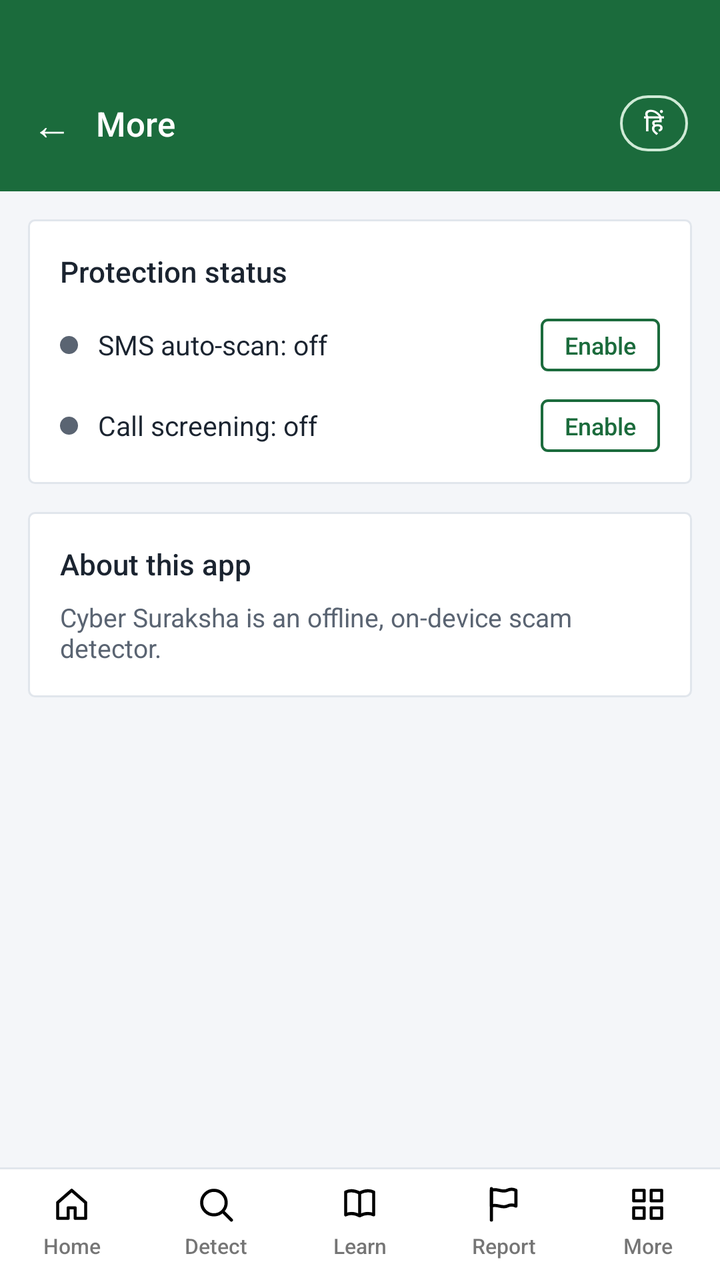
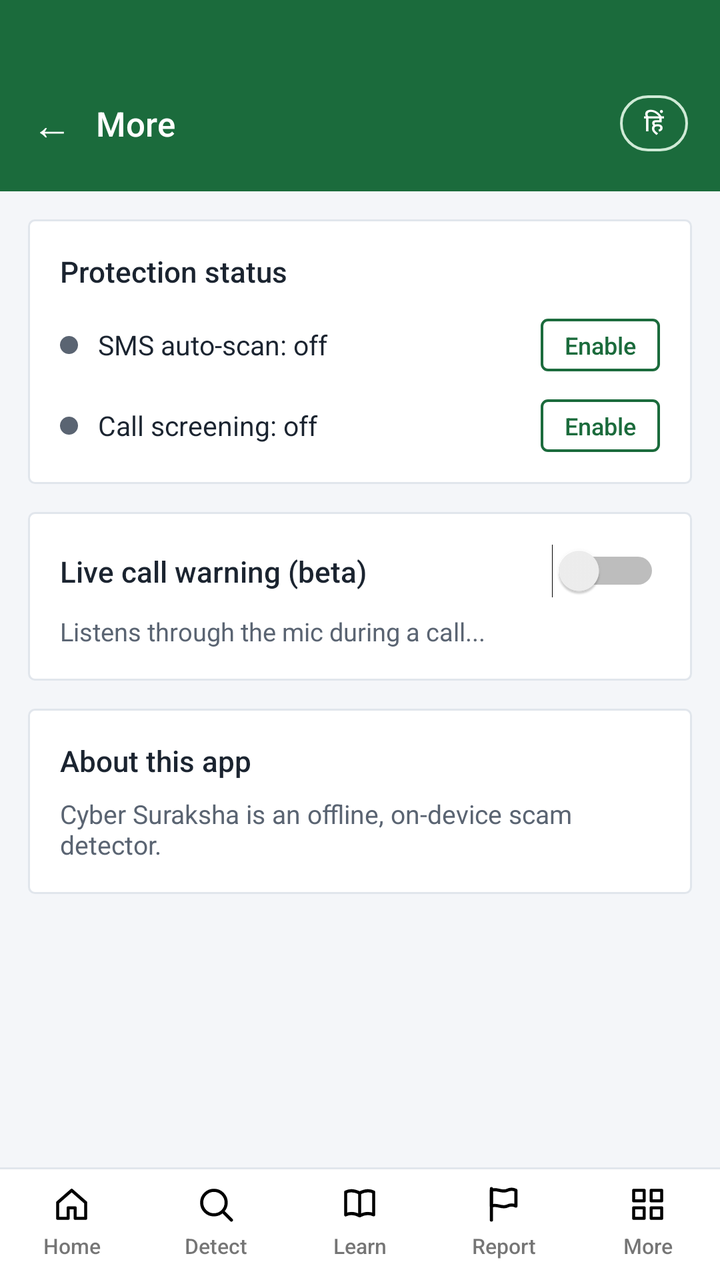

Compare the two renders of this Android layout. The source of the first and the diff that turns it into the second are given below.
<!-- AndroidManifest.xml: application theme Theme.CyberSuraksha -->
<!-- res/layout/activity_more.xml -->
<?xml version="1.0" encoding="utf-8"?>
<LinearLayout xmlns:android="http://schemas.android.com/apk/res/android"
    android:layout_width="match_parent"
    android:layout_height="match_parent"
    android:orientation="vertical"
    android:background="@color/bg">

    <LinearLayout
        android:layout_width="match_parent"
        android:layout_height="wrap_content"
        android:background="@color/primary"
        android:orientation="horizontal"
        android:gravity="center_vertical"
        android:paddingHorizontal="16dp"
        android:paddingTop="44dp"
        android:paddingBottom="16dp">

        <TextView
            android:id="@+id/backBtn"
            android:layout_width="wrap_content"
            android:layout_height="wrap_content"
            android:text="←"
            android:textColor="@color/white"
            android:textSize="20sp"
            android:paddingEnd="12dp"
            android:paddingVertical="4dp" />

        <TextView
            android:id="@+id/titleText"
            android:layout_width="0dp"
            android:layout_height="wrap_content"
            android:layout_weight="1"
            android:text="More"
            android:textColor="@color/white"
            android:textSize="17sp"
            android:fontFamily="sans-serif-medium" />

        <TextView
            android:id="@+id/langBtn"
            android:layout_width="wrap_content"
            android:layout_height="wrap_content"
            android:background="@drawable/bg_pill_outline_white"
            android:paddingHorizontal="12dp"
            android:paddingVertical="5dp"
            android:text="हिं"
            android:textColor="@color/white"
            android:textSize="12sp"
            android:fontFamily="sans-serif-medium" />
    </LinearLayout>

    <ScrollView
        android:layout_width="match_parent"
        android:layout_height="0dp"
        android:layout_weight="1"
        android:fillViewport="true">

        <LinearLayout
            android:layout_width="match_parent"
            android:layout_height="wrap_content"
            android:orientation="vertical"
            android:padding="14dp">

            
            <LinearLayout
                android:layout_width="match_parent"
                android:layout_height="wrap_content"
                android:orientation="vertical"
                android:background="@drawable/bg_card_white_round"
                android:padding="16dp"
                android:layout_marginBottom="14dp">

                <TextView
                    android:id="@+id/statusTitle"
                    android:layout_width="match_parent"
                    android:layout_height="wrap_content"
                    android:text="Protection status"
                    android:textColor="@color/text_main"
                    android:fontFamily="sans-serif-medium"
                    android:textSize="14.5sp"
                    android:layout_marginBottom="14dp" />

                <LinearLayout
                    android:layout_width="match_parent"
                    android:layout_height="wrap_content"
                    android:orientation="horizontal"
                    android:gravity="center_vertical"
                    android:layout_marginBottom="14dp">

                    <View
                        android:id="@+id/smsDot"
                        android:layout_width="9dp"
                        android:layout_height="9dp"
                        android:background="@drawable/bg_dot" />

                    <TextView
                        android:id="@+id/smsStatusText"
                        android:layout_width="0dp"
                        android:layout_height="wrap_content"
                        android:layout_weight="1"
                        android:layout_marginStart="10dp"
                        android:text="SMS auto-scan: off"
                        android:textColor="@color/text_main"
                        android:textSize="13.5sp" />

                    <TextView
                        android:id="@+id/smsEnableBtn"
                        android:layout_width="wrap_content"
                        android:layout_height="wrap_content"
                        android:background="@drawable/bg_btn_outline_green"
                        android:paddingHorizontal="12dp"
                        android:paddingVertical="5dp"
                        android:text="Enable"
                        android:textColor="@color/primary"
                        android:textSize="12sp"
                        android:fontFamily="sans-serif-medium" />
                </LinearLayout>

                <LinearLayout
                    android:layout_width="match_parent"
                    android:layout_height="wrap_content"
                    android:orientation="horizontal"
                    android:gravity="center_vertical">

                    <View
                        android:id="@+id/callDot"
                        android:layout_width="9dp"
                        android:layout_height="9dp"
                        android:background="@drawable/bg_dot" />

                    <TextView
                        android:id="@+id/callStatusText"
                        android:layout_width="0dp"
                        android:layout_height="wrap_content"
                        android:layout_weight="1"
                        android:layout_marginStart="10dp"
                        android:text="Call screening: off"
                        android:textColor="@color/text_main"
                        android:textSize="13.5sp" />

                    <TextView
                        android:id="@+id/callEnableBtn"
                        android:layout_width="wrap_content"
                        android:layout_height="wrap_content"
                        android:background="@drawable/bg_btn_outline_green"
                        android:paddingHorizontal="12dp"
                        android:paddingVertical="5dp"
                        android:text="Enable"
                        android:textColor="@color/primary"
                        android:textSize="12sp"
                        android:fontFamily="sans-serif-medium" />
                </LinearLayout>
            </LinearLayout>

            
            <LinearLayout
                android:layout_width="match_parent"
                android:layout_height="wrap_content"
                android:orientation="vertical"
                android:background="@drawable/bg_card_white_round"
                android:padding="16dp"
                android:layout_marginBottom="14dp">

                <TextView
                    android:id="@+id/aboutTitleText"
                    android:layout_width="match_parent"
                    android:layout_height="wrap_content"
                    android:text="About this app"
                    android:textColor="@color/text_main"
                    android:fontFamily="sans-serif-medium"
                    android:textSize="14.5sp"
                    android:layout_marginBottom="8dp" />

                <TextView
                    android:id="@+id/aboutDescText"
                    android:layout_width="match_parent"
                    android:layout_height="wrap_content"
                    android:text="Cyber Suraksha is an offline, on-device scam detector."
                    android:textColor="@color/text_muted"
                    android:textSize="13sp" />
            </LinearLayout>

        </LinearLayout>
    </ScrollView>

    <include
        android:id="@+id/navBottom"
        layout="@layout/nav_bottom" />

</LinearLayout>
<!-- res/layout/nav_bottom.xml (included above) -->
<?xml version="1.0" encoding="utf-8"?>
<LinearLayout xmlns:android="http://schemas.android.com/apk/res/android"
    android:layout_width="match_parent"
    android:layout_height="wrap_content"
    android:background="@drawable/bg_nav_bar"
    android:orientation="horizontal"
    android:paddingTop="8dp"
    android:paddingBottom="10dp">

    <LinearLayout
        android:id="@+id/navHome"
        android:layout_width="0dp"
        android:layout_height="wrap_content"
        android:layout_weight="1"
        android:orientation="vertical"
        android:gravity="center"
        android:clickable="true"
        android:focusable="true">

        <ImageView
            android:layout_width="21dp"
            android:layout_height="21dp"
            android:src="@drawable/ic_home"
            android:contentDescription="@null" />

        <TextView
            android:layout_width="wrap_content"
            android:layout_height="wrap_content"
            android:layout_marginTop="3dp"
            android:text="Home"
            android:textSize="10.5sp"
            android:fontFamily="sans-serif-medium" />
    </LinearLayout>

    <LinearLayout
        android:id="@+id/navDetect"
        android:layout_width="0dp"
        android:layout_height="wrap_content"
        android:layout_weight="1"
        android:orientation="vertical"
        android:gravity="center"
        android:clickable="true"
        android:focusable="true">

        <ImageView
            android:layout_width="21dp"
            android:layout_height="21dp"
            android:src="@drawable/ic_search"
            android:contentDescription="@null" />

        <TextView
            android:layout_width="wrap_content"
            android:layout_height="wrap_content"
            android:layout_marginTop="3dp"
            android:text="Detect"
            android:textSize="10.5sp"
            android:fontFamily="sans-serif-medium" />
    </LinearLayout>

    <LinearLayout
        android:id="@+id/navLearn"
        android:layout_width="0dp"
        android:layout_height="wrap_content"
        android:layout_weight="1"
        android:orientation="vertical"
        android:gravity="center"
        android:clickable="true"
        android:focusable="true">

        <ImageView
            android:layout_width="21dp"
            android:layout_height="21dp"
            android:src="@drawable/ic_book"
            android:contentDescription="@null" />

        <TextView
            android:layout_width="wrap_content"
            android:layout_height="wrap_content"
            android:layout_marginTop="3dp"
            android:text="Learn"
            android:textSize="10.5sp"
            android:fontFamily="sans-serif-medium" />
    </LinearLayout>

    <LinearLayout
        android:id="@+id/navReport"
        android:layout_width="0dp"
        android:layout_height="wrap_content"
        android:layout_weight="1"
        android:orientation="vertical"
        android:gravity="center"
        android:clickable="true"
        android:focusable="true">

        <ImageView
            android:layout_width="21dp"
            android:layout_height="21dp"
            android:src="@drawable/ic_flag"
            android:contentDescription="@null" />

        <TextView
            android:layout_width="wrap_content"
            android:layout_height="wrap_content"
            android:layout_marginTop="3dp"
            android:text="Report"
            android:textSize="10.5sp"
            android:fontFamily="sans-serif-medium" />
    </LinearLayout>

    <LinearLayout
        android:id="@+id/navMore"
        android:layout_width="0dp"
        android:layout_height="wrap_content"
        android:layout_weight="1"
        android:orientation="vertical"
        android:gravity="center"
        android:clickable="true"
        android:focusable="true">

        <ImageView
            android:layout_width="21dp"
            android:layout_height="21dp"
            android:src="@drawable/ic_grid"
            android:contentDescription="@null" />

        <TextView
            android:layout_width="wrap_content"
            android:layout_height="wrap_content"
            android:layout_marginTop="3dp"
            android:text="More"
            android:textSize="10.5sp"
            android:fontFamily="sans-serif-medium" />
    </LinearLayout>

</LinearLayout>
<!-- resources referenced by this layout -->
<resources>
  <color name="bg">#F4F6F9</color>
  <color name="primary">#1B6B3C</color>
  <color name="text_main">#1B2430</color>
  <color name="text_muted">#5A6472</color>
  <color name="white">#FFFFFF</color>
  <!-- drawable bg_btn_outline_green (drawable) -->
  <?xml version="1.0" encoding="utf-8"?>
  <shape xmlns:android="http://schemas.android.com/apk/res/android" android:shape="rectangle">
      <solid android:color="@android:color/transparent" />
      <stroke android:width="1.4dp" android:color="@color/primary" />
      <corners android:radius="3dp" />
  </shape>
  <!-- drawable bg_card_white_round (drawable) -->
  <?xml version="1.0" encoding="utf-8"?>
  <shape xmlns:android="http://schemas.android.com/apk/res/android" android:shape="rectangle">
      <solid android:color="@color/white" />
      <stroke android:width="1dp" android:color="@color/border" />
      <corners android:radius="3dp" />
  </shape>
  <!-- drawable bg_dot (drawable) -->
  <?xml version="1.0" encoding="utf-8"?>
  <shape xmlns:android="http://schemas.android.com/apk/res/android" android:shape="oval">
      <solid android:color="@color/text_muted" />
  </shape>
  <!-- drawable bg_nav_bar (drawable) -->
  <?xml version="1.0" encoding="utf-8"?>
  <layer-list xmlns:android="http://schemas.android.com/apk/res/android">
      <item android:height="1dp" android:gravity="top">
          <shape android:shape="rectangle">
              <solid android:color="@color/border" />
          </shape>
      </item>
      <item android:top="1dp">
          <shape android:shape="rectangle">
              <solid android:color="@color/white" />
          </shape>
      </item>
  </layer-list>
  <!-- drawable bg_pill_outline_white (drawable) -->
  <?xml version="1.0" encoding="utf-8"?>
  <shape xmlns:android="http://schemas.android.com/apk/res/android" android:shape="rectangle">
      <solid android:color="@android:color/transparent" />
      <stroke android:width="1.3dp" android:color="#CFEAD6" />
      <corners android:radius="16dp" />
  </shape>
  <!-- drawable ic_grid (drawable) -->
  <?xml version="1.0" encoding="utf-8"?>
  <vector xmlns:android="http://schemas.android.com/apk/res/android"
      android:width="24dp" android:height="24dp" android:viewportWidth="24" android:viewportHeight="24">
      <path android:pathData="M4,4 H10 V10 H4 Z M14,4 H20 V10 H14 Z M4,14 H10 V20 H4 Z M14,14 H20 V20 H14 Z"
          android:fillColor="#00000000" android:strokeColor="#000000"
          android:strokeWidth="1.8" android:strokeLineCap="round" android:strokeLineJoin="round" />
  </vector>
  <!-- drawable ic_home (drawable) -->
  <?xml version="1.0" encoding="utf-8"?>
  <vector xmlns:android="http://schemas.android.com/apk/res/android"
      android:width="24dp" android:height="24dp" android:viewportWidth="24" android:viewportHeight="24">
      <path android:pathData="M4,11 L12,4 L20,11 V20 H14 V14 H10 V20 H4 Z"
          android:fillColor="#00000000" android:strokeColor="#000000"
          android:strokeWidth="1.8" android:strokeLineCap="round" android:strokeLineJoin="round" />
  </vector>
  <style name="Theme.CyberSuraksha" parent="Theme.MaterialComponents.DayNight.NoActionBar">
          <item name="colorPrimary">@color/primary</item>
          <item name="colorPrimaryDark">@color/primary_dark</item>
          <item name="colorAccent">@color/primary</item>
          <item name="android:windowBackground">@color/bg</item>
          <item name="android:statusBarColor">@color/primary</item>
      </style>
  <color name="border">#E1E6EC</color>
  <color name="primary_dark">#124A29</color>
  <!-- unchanged entries left out for length: 3 -->
</resources>

<!-- the commit's change to res/layout/activity_more.xml (unified diff, before → after) -->
@@ -149,6 +149,47 @@
                         android:textSize="12sp"
                         android:fontFamily="sans-serif-medium" />
                 </LinearLayout>
+            </LinearLayout>
+
+            
+            <LinearLayout
+                android:layout_width="match_parent"
+                android:layout_height="wrap_content"
+                android:orientation="vertical"
+                android:background="@drawable/bg_card_white_round"
+                android:padding="16dp"
+                android:layout_marginBottom="14dp">
+
+                <LinearLayout
+                    android:layout_width="match_parent"
+                    android:layout_height="wrap_content"
+                    android:orientation="horizontal"
+                    android:gravity="center_vertical">
+
+                    <TextView
+                        android:id="@+id/liveWarningTitle"
+                        android:layout_width="0dp"
+                        android:layout_height="wrap_content"
+                        android:layout_weight="1"
+                        android:text="Live call warning (beta)"
+                        android:textColor="@color/text_main"
+                        android:fontFamily="sans-serif-medium"
+                        android:textSize="14.5sp" />
+
+                    <Switch
+                        android:id="@+id/liveWarningSwitch"
+                        android:layout_width="wrap_content"
+                        android:layout_height="wrap_content" />
+                </LinearLayout>
+
+                <TextView
+                    android:id="@+id/liveWarningDesc"
+                    android:layout_width="match_parent"
+                    android:layout_height="wrap_content"
+                    android:layout_marginTop="8dp"
+                    android:text="Listens through the mic during a call..."
+                    android:textColor="@color/text_muted"
+                    android:textSize="12.5sp" />
             </LinearLayout>
 
             
